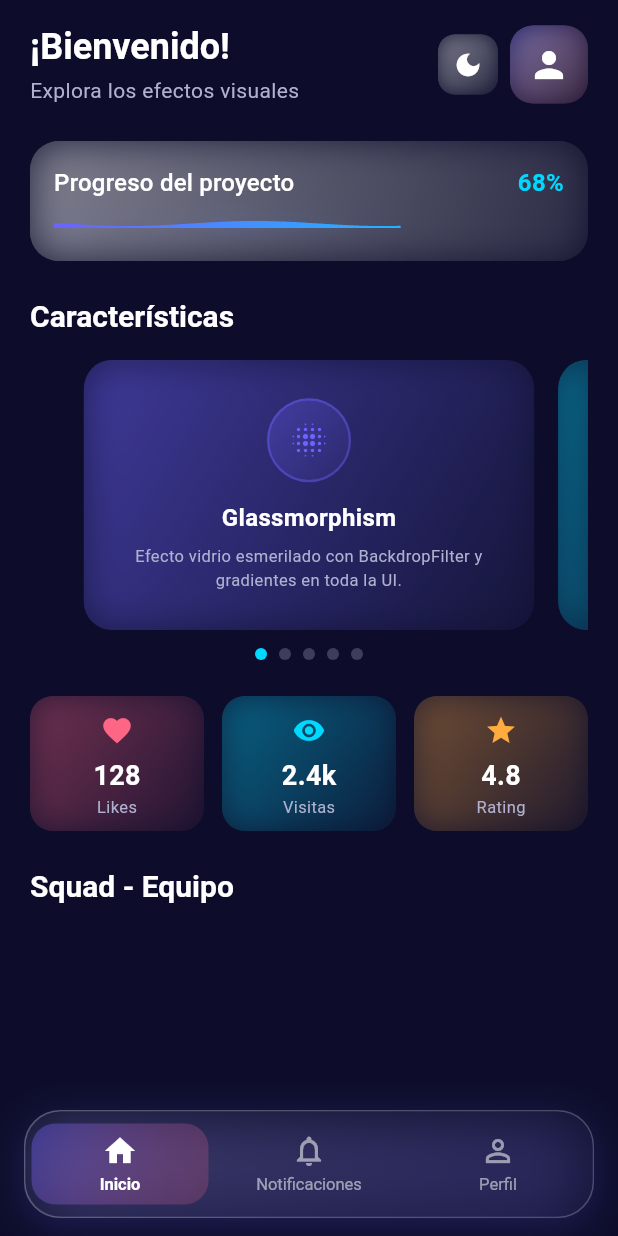
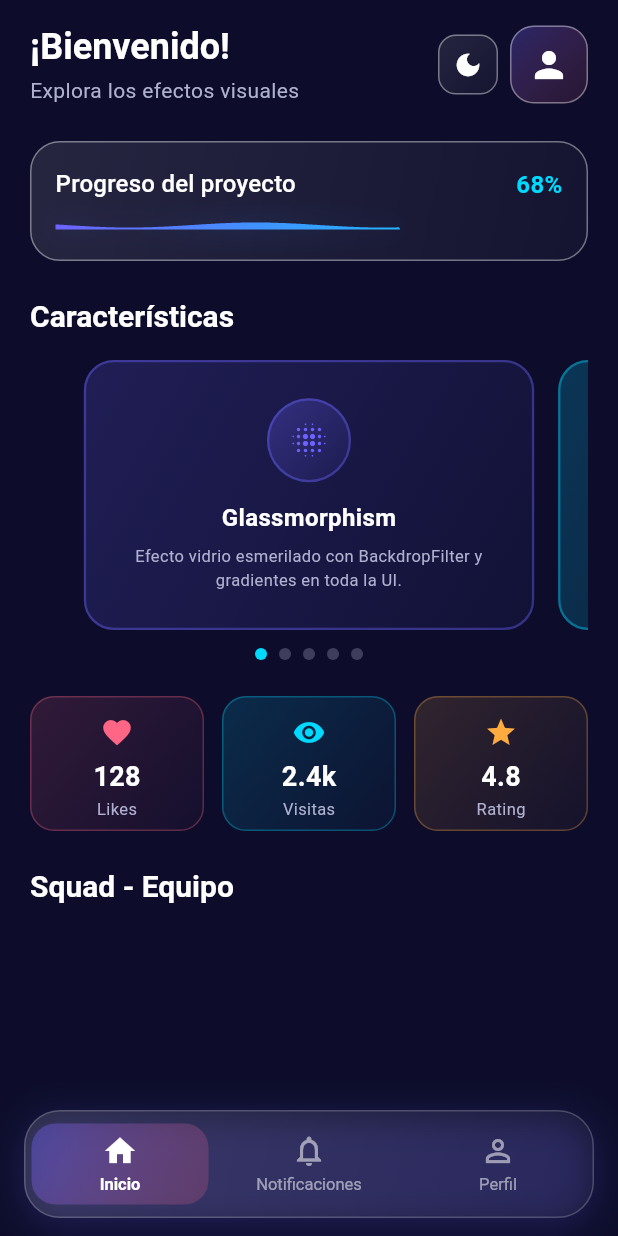
Before and after one commit to siliconvalleyar-oss/liquid_swipe, a Flutter app: the HomeScreen screen opened by its route, on a phone screen of 412 x 824 dp. Run offline on Flutter 3.47's test engine with Material 3 defaults, Android fonts, the phone set to English and light mode, and no system bars; drawn by our look-alikes of flutter_animate, smooth_page_indicator; our stand-ins replace badges, flutter_riverpod, glassmorphism, go_router, liquid_swipe, shared_preferences; accounts and stored records are empty.

Commit message:
v1.0.8: fix gray screen - remove BackdropFilter from widgets to avoid rendering issues on Android

```diff
--- a/lib/presentation/widgets/glassmorphism_widget.dart
+++ b/lib/presentation/widgets/glassmorphism_widget.dart
@@ -1,4 +1,3 @@
-import 'dart:ui' as ui;
 import 'package:flutter/material.dart';
 
 /// A reusable glassmorphism container widget.
@@ -56,20 +55,10 @@ class GlassCard extends StatelessWidget {
       margin: margin,
       decoration: BoxDecoration(
         borderRadius: BorderRadius.circular(borderRadius),
-        gradient: LinearGradient(
-          begin: begin,
-          end: end,
-          colors: bdrColors,
+        border: Border.all(
+          color: bdrColors.first,
+          width: borderWidth,
         ),
-      ),
-      child: ClipRRect(
-        borderRadius: BorderRadius.circular(borderRadius - borderWidth),
-        child: BackdropFilter(
-          filter: ui.ImageFilter.blur(sigmaX: blur, sigmaY: blur),
-          child: DecoratedBox(
-            decoration: BoxDecoration(
-              borderRadius:
-                  BorderRadius.circular(borderRadius - borderWidth),
         gradient: LinearGradient(
           begin: begin,
           end: end,
@@ -80,9 +69,6 @@ class GlassCard extends StatelessWidget {
       child: Padding(
         padding: padding ?? const EdgeInsets.all(20),
         child: child,
-            ),
-          ),
-        ),
       ),
     );
   }
@@ -126,10 +112,6 @@ class GlassButton extends StatelessWidget {
             ],
           ),
         ),
-        child: ClipRRect(
-          borderRadius: BorderRadius.circular(borderRadius - 1),
-          child: BackdropFilter(
-            filter: ui.ImageFilter.blur(sigmaX: blur, sigmaY: blur),
         child: Row(
           mainAxisSize: MainAxisSize.min,
           children: [
@@ -148,8 +130,6 @@ class GlassButton extends StatelessWidget {
           ],
         ),
       ),
-        ),
-      ),
     );
   }
 }
--- a/lib/presentation/widgets/liquid_glass_bottom_bar.dart
+++ b/lib/presentation/widgets/liquid_glass_bottom_bar.dart
@@ -1,4 +1,3 @@
-import 'dart:ui';
 import 'package:flutter/material.dart';
 
 /// A custom "LiquidGlassBottomBar" - a bottom navigation bar with glassmorphism
@@ -81,17 +80,11 @@ class _LiquidGlassBottomBarState extends State<LiquidGlassBottomBar>
           ),
         ],
       ),
-      child: ClipRRect(
-        borderRadius: BorderRadius.circular(24),
-        child: BackdropFilter(
-          filter: ImageFilter.blur(sigmaX: 20, sigmaY: 20),
-          child: Row(
-            mainAxisAlignment: MainAxisAlignment.spaceAround,
-            children: List.generate(widget.items.length, (index) {
-              return _buildTabItem(index);
-            }),
-          ),
-        ),
+      child: Row(
+        mainAxisAlignment: MainAxisAlignment.spaceAround,
+        children: List.generate(widget.items.length, (index) {
+          return _buildTabItem(index);
+        }),
       ),
     );
   }
--- a/lib/presentation/widgets/squad_widget.dart
+++ b/lib/presentation/widgets/squad_widget.dart
@@ -1,4 +1,3 @@
-import 'dart:ui' as ui;
 import 'package:flutter/material.dart';
 
 /// A "Squad" widget showing a grid of cards with staggered entrance
@@ -194,10 +193,6 @@ class _SquadWidgetState extends State<SquadWidget>
           ),
         ],
       ),
-      child: ClipRRect(
-        borderRadius: BorderRadius.circular(20),
-        child: BackdropFilter(
-          filter: ui.ImageFilter.blur(sigmaX: 5, sigmaY: 5),
       child: Column(
         mainAxisAlignment: MainAxisAlignment.center,
         children: [
@@ -225,8 +220,6 @@ class _SquadWidgetState extends State<SquadWidget>
           ),
         ],
       ),
-        ),
-      ),
     );
   }
 }
--- a/pubspec.yaml
+++ b/pubspec.yaml
@@ -16,7 +16,7 @@ publish_to: 'none' # Remove this line if you wish to publish to pub.dev
 # https://developer.apple.com/library/archive/documentation/General/Reference/InfoPlistKeyReference/Articles/CoreFoundationKeys.html
 # In Windows, build-name is used as the major, minor, and patch parts
 # of the product and file versions while build-number is used as the build suffix.
-version: 1.0.7+1
+version: 1.0.9+1
 
 environment:
   sdk: ^3.12.1
```
Also changed, not shown: 1 other file. Lines whose indentation alone changed are shown as unchanged.
